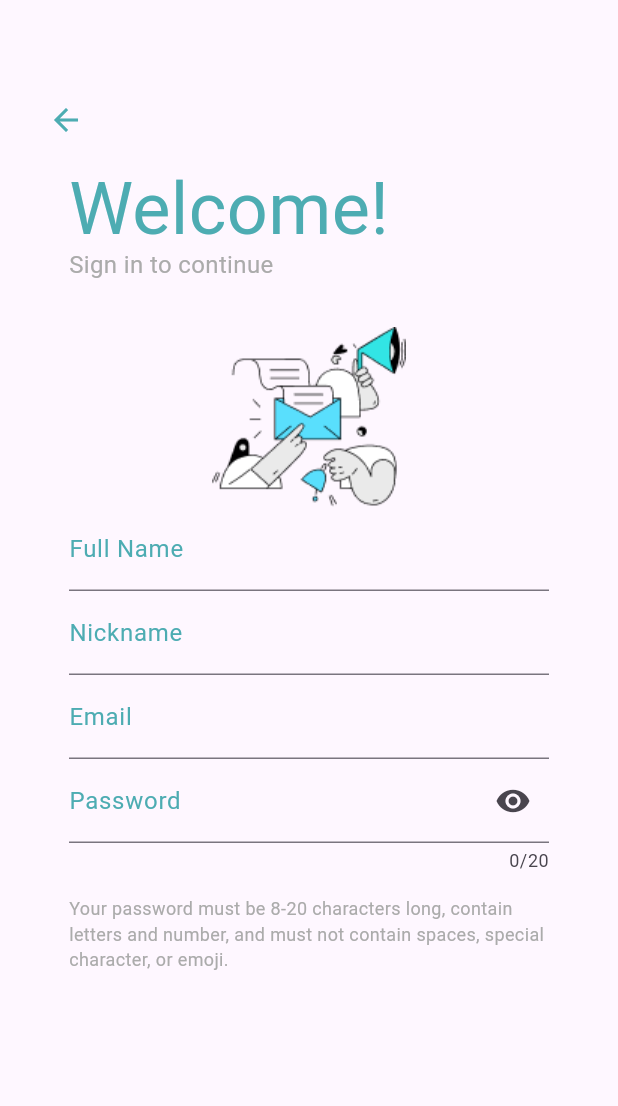
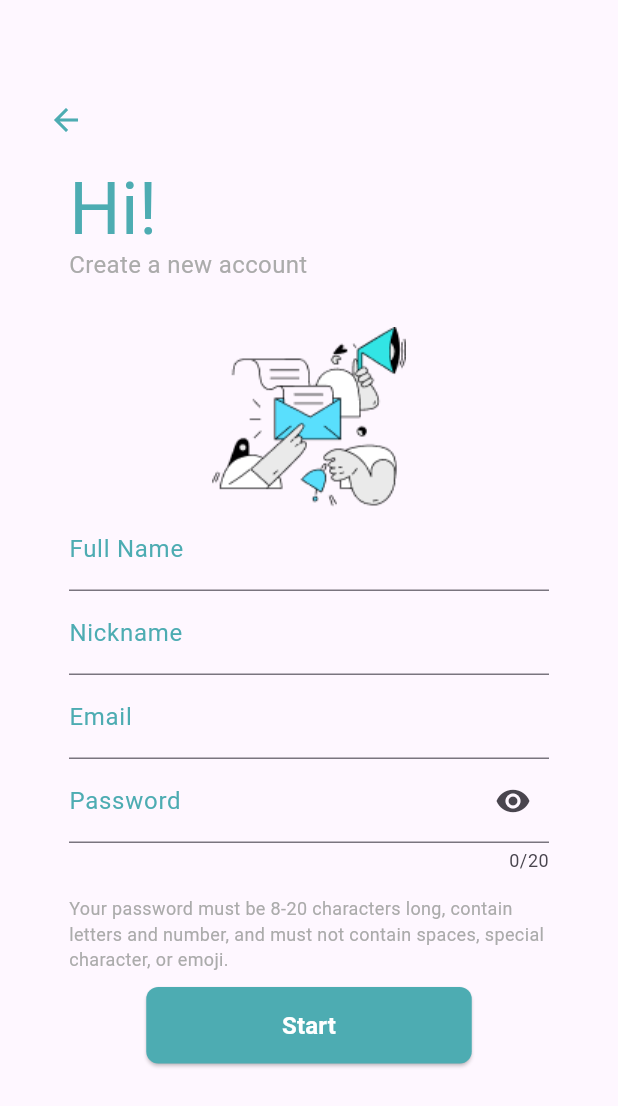
Before and after one commit to velmanharefa/KitabSuci, a Flutter app: the singUpPage screen opened directly, on a phone screen of 412 x 824 dp. Shown: the top 1106 px of the screen. Run offline on Flutter 3.47's test engine with Material 3 defaults, Android fonts, the phone set to English and light mode, and no system bars.

Commit message:
Update signupPage.dart

```diff
--- a/kitab_suci/lib/screen/signupPage.dart
+++ b/kitab_suci/lib/screen/signupPage.dart
@@ -58,7 +58,7 @@ class _singUpPageState extends State<singUpPage> {
                 Container(
                   height: 60,
                   child: Text(
-                    "Welcome!",
+                    "Hi!",
                     style: TextStyle(
                       fontSize: 48,
                       color: Color(0xFF4DACB2),
@@ -67,7 +67,7 @@ class _singUpPageState extends State<singUpPage> {
                 ),
                 Container(
                   child: Text(
-                    "Sign in to continue",
+                    "Create a new account",
                     style: TextStyle(
                       fontSize: 16,
                       color: Color(0xFFABABAB),
@@ -150,7 +150,25 @@ class _singUpPageState extends State<singUpPage> {
                     ),
                   ),
                 ),
-
+              Container(
+            margin: const EdgeInsets.only(top: 10),
+                alignment: Alignment.center,
+                child: ElevatedButton(
+                  onPressed: _back,
+                  style: ElevatedButton.styleFrom(
+                    foregroundColor: const Color.fromARGB(255, 255, 255, 255),
+                    backgroundColor: const Color(0xff4DACB2), // Ubah warna teks
+                    shape: RoundedRectangleBorder(
+                      borderRadius: BorderRadius.circular(8),
+                    ),
+                    minimumSize: const Size(217, 51),
+                  ),
+                  child: const Text(
+                    'Start',
+                    style: TextStyle(fontSize: 16, fontWeight: FontWeight.bold),
+                  ),
+                ),
+          ),
 
 
 
```
